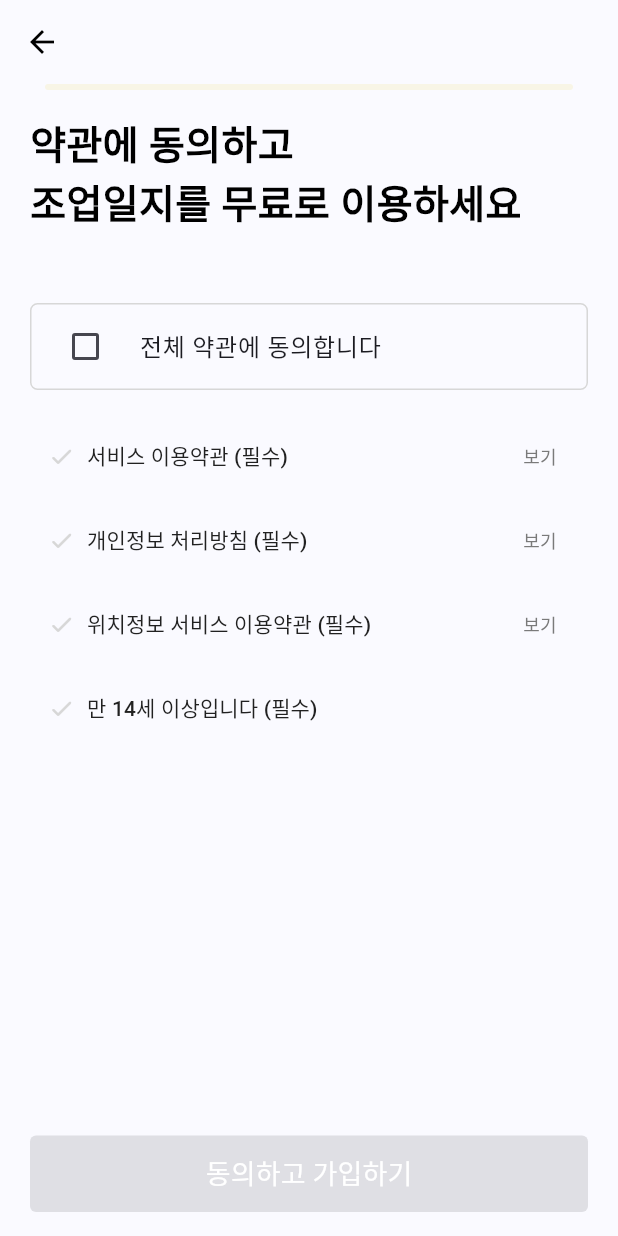
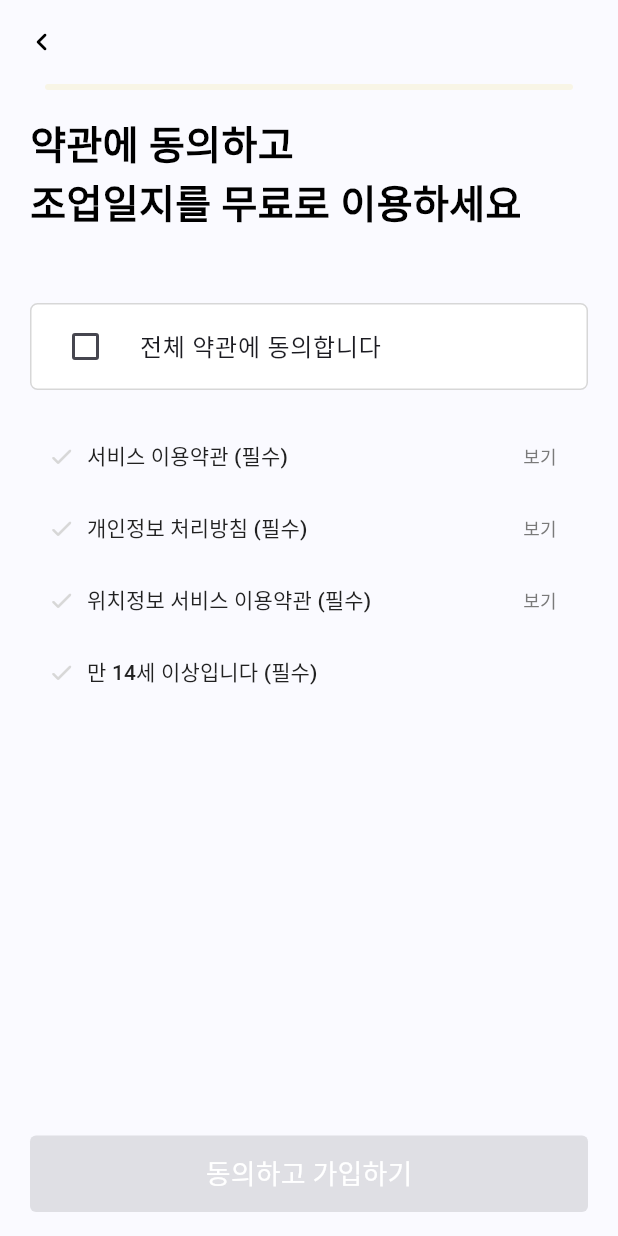
Before and after one commit to FishNote2024/FishNote_Official, a Flutter app: the SignUpView screen opened by its route, on a phone screen of 412 x 824 dp. Run offline on Flutter 3.47's test engine with Material 3 defaults, Android fonts, the phone set to English and light mode, and no system bars; drawn by our look-alikes of percent_indicator; our stand-ins replace cloud_firestore, dio, firebase_core, fl_chart, flutter_dotenv, flutter_secure_storage and 6 more; missing offline and left inert: encrypt_shared_preferences, kakao_flutter_sdk_user; accounts and stored records are empty; generated files the repository leaves out were written again; Roboto replaces fonts that are missing (Pretendard-Bold, Pretendard-Regular); project files that could hold a hidden picture were left out.

Commit message:
Chore: 회원가입 UI QA

```diff
--- a/lib/signUp/view/sign_up_age_range.dart
+++ b/lib/signUp/view/sign_up_age_range.dart
@@ -44,12 +44,14 @@ class _SignUpAgeRangeState extends State<SignUpAgeRange> {
           DecoratedBox(
             decoration: BoxDecoration(
               borderRadius: const BorderRadius.all(Radius.circular(5)),
+              color: backgroundWhite,
               border: Border.all(
                 width: 1,
                 color: dropdownValue == null ? gray2 : primaryBlue500,
               ),
             ),
             child: DropdownButton<String>(
+              icon: const Icon(Icons.keyboard_arrow_down_rounded),
               hint: Text('나이대를 선택해주세요', style: body1(gray3)),
               padding: const EdgeInsets.symmetric(horizontal: 16),
               underline: const SizedBox.shrink(),
--- a/lib/signUp/view/sign_up_permission.dart
+++ b/lib/signUp/view/sign_up_permission.dart
@@ -39,12 +39,14 @@ class _SignUpPermissionState extends State<SignUpPermission> {
           const SizedBox(height: 16),
           Text("약관에 동의하고\n조업일지를 무료로 이용하세요", style: header1B()),
           const SizedBox(height: 48),
-          CheckboxListTile(
+          Container(
+            decoration: BoxDecoration(
+              border: Border.all(color: gray2),
+              borderRadius: BorderRadius.circular(5),
+              color: backgroundWhite,
+            ),
+            child: CheckboxListTile(
               title: const Text("전체 약관에 동의합니다"),
-            shape: RoundedRectangleBorder(
-              borderRadius: BorderRadius.circular(5),
-              side: const BorderSide(color: gray2),
-            ),
               controlAffinity: ListTileControlAffinity.leading,
               checkColor: backgroundWhite,
               activeColor: primaryBlue500,
@@ -58,6 +60,7 @@ class _SignUpPermissionState extends State<SignUpPermission> {
                   _fullAgree = value;
                 })
               },
+            ),
           ),
           const SizedBox(height: 20),
           Row(
@@ -79,7 +82,6 @@ class _SignUpPermissionState extends State<SignUpPermission> {
                   child: Text("보기", style: caption1(gray5))),
             ],
           ),
-          const SizedBox(height: 8),
           Row(
             mainAxisAlignment: MainAxisAlignment.spaceBetween,
             children: [
@@ -99,7 +101,6 @@ class _SignUpPermissionState extends State<SignUpPermission> {
                   child: Text("보기", style: caption1(gray5))),
             ],
           ),
-          const SizedBox(height: 8),
           Row(
             mainAxisAlignment: MainAxisAlignment.spaceBetween,
             children: [
@@ -119,7 +120,6 @@ class _SignUpPermissionState extends State<SignUpPermission> {
                   child: Text("보기", style: caption1(gray5))),
             ],
           ),
-          const SizedBox(height: 8),
           Row(
             children: [
               TextButton.icon(
--- a/lib/signUp/view/sign_up_species.dart
+++ b/lib/signUp/view/sign_up_species.dart
@@ -94,7 +94,7 @@ class _SignUpSpeciesState extends State<SignUpSpecies> {
                 hintText: '어종 이름을 입력해주세요',
                 hintStyle: body1(gray3),
                 contentPadding: const EdgeInsets.all(16),
-                suffixIcon: const Icon(Icons.search),
+                suffixIcon: const Icon(Icons.search_rounded),
               ),
             ),
             const SizedBox(height: 20),
@@ -143,6 +143,7 @@ class _SignUpSpeciesState extends State<SignUpSpecies> {
                           child: Container(
                             decoration: BoxDecoration(
                                 borderRadius: const BorderRadius.all(Radius.circular(4)),
+                                color: backgroundWhite,
                                 border: Border.all(
                                   width: 1,
                                   color: gray2,
@@ -183,6 +184,7 @@ class _SignUpSpeciesState extends State<SignUpSpecies> {
                           child: Container(
                             decoration: BoxDecoration(
                                 borderRadius: const BorderRadius.all(Radius.circular(4)),
+                                color: backgroundWhite,
                                 border: Border.all(
                                   width: 1,
                                   color: gray2,
@@ -242,6 +244,7 @@ class _SignUpSpeciesState extends State<SignUpSpecies> {
                                 padding: const EdgeInsets.all(16),
                                 decoration: BoxDecoration(
                                   borderRadius: const BorderRadius.all(Radius.circular(5)),
+                                  color: backgroundWhite,
                                   border: Border.all(
                                     width: 1,
                                     color: primaryBlue100,
--- a/lib/signUp/view/sign_up_technique.dart
+++ b/lib/signUp/view/sign_up_technique.dart
@@ -97,7 +97,7 @@ class _SignUpTechniqueState extends State<SignUpTechnique> {
                 hintText: '어법 이름을 입력해주세요',
                 hintStyle: body1(gray3),
                 contentPadding: const EdgeInsets.all(16),
-                suffixIcon: const Icon(Icons.search),
+                suffixIcon: const Icon(Icons.search_rounded),
               ),
             ),
             const SizedBox(height: 20),
@@ -146,6 +146,7 @@ class _SignUpTechniqueState extends State<SignUpTechnique> {
                           child: Container(
                             decoration: BoxDecoration(
                                 borderRadius: const BorderRadius.all(Radius.circular(4)),
+                                color: backgroundWhite,
                                 border: Border.all(
                                   width: 1,
                                   color: gray2,
@@ -197,6 +198,7 @@ class _SignUpTechniqueState extends State<SignUpTechnique> {
                             padding: const EdgeInsets.all(16),
                             decoration: BoxDecoration(
                               borderRadius: const BorderRadius.all(Radius.circular(5)),
+                              color: backgroundWhite,
                               border: Border.all(
                                 width: 1,
                                 color: primaryBlue100,
--- a/lib/signUp/view/sign_up_view.dart
+++ b/lib/signUp/view/sign_up_view.dart
@@ -57,7 +57,7 @@ class _SignUpViewState extends State<SignUpView> {
         backgroundColor: backgroundBlue,
         surfaceTintColor: backgroundBlue,
         leading: IconButton(
-          icon: const Icon(Icons.arrow_back, color: Colors.black),
+          icon: const Icon(Icons.keyboard_arrow_left_rounded, color: Colors.black),
           onPressed: () {
             setState(() {
               if (_currentPage > 0) {
--- a/lib/signUp/view/sign_up_year_experience.dart
+++ b/lib/signUp/view/sign_up_year_experience.dart
@@ -45,12 +45,14 @@ class _SignUpYearExperienceState extends State<SignUpYearExperience> {
           DecoratedBox(
             decoration: BoxDecoration(
               borderRadius: const BorderRadius.all(Radius.circular(5)),
+              color: backgroundWhite,
               border: Border.all(
                 width: 1,
                 color: dropdownValue == null ? gray2 : primaryBlue500,
               ),
             ),
             child: DropdownButton<String>(
+              icon: const Icon(Icons.keyboard_arrow_down_rounded),
               hint: Text('햇수를 선택해주세요', style: body1(gray3)),
               padding: const EdgeInsets.symmetric(horizontal: 16),
               underline: const SizedBox.shrink(),
--- a/pubspec.yaml
+++ b/pubspec.yaml
@@ -16,7 +16,7 @@ publish_to: "none" # Remove this line if you wish to publish to pub.dev
 # https://developer.apple.com/library/archive/documentation/General/Reference/InfoPlistKeyReference/Articles/CoreFoundationKeys.html
 # In Windows, build-name is used as the major, minor, and patch parts
 # of the product and file versions while build-number is used as the build suffix.
-version: 1.0.0+2
+version: 1.1.0+3
 
 environment:
   sdk: ">=3.4.0 <4.0.0"
```
Also changed, not shown: lib/signUp/view/sign_up_affiliation.dart (+9 -13 lines). Lines whose indentation alone changed are shown as unchanged.
